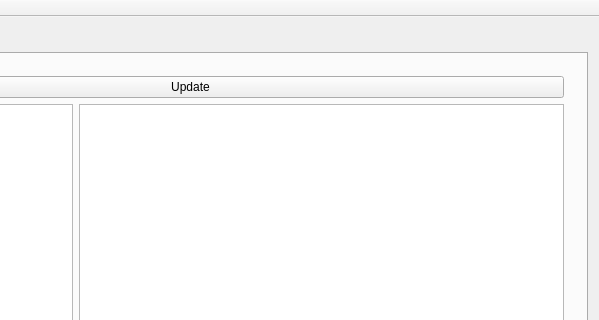
Qt form mainwindow.ui (Evgeniykull/MyGame) before a commit; both pictures show x 218 to 817 and y 0 to 320 of the 817 by 580 pixel window.
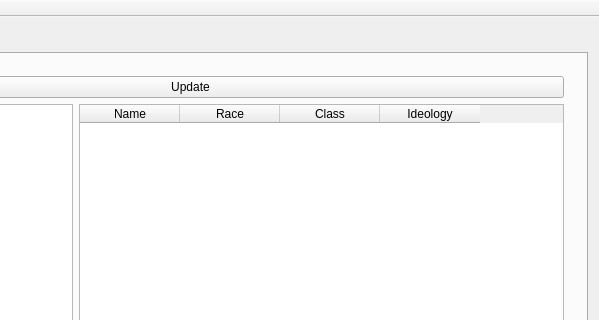
The same form after that commit.

Commit message: Add output to widget

```diff
--- a/mainwindow.ui
+++ b/mainwindow.ui
@@ -32,12 +32,9 @@
           </property>
           <widget class="QWidget" name="page">
            <layout class="QFormLayout" name="formLayout">
-            <item row="1" column="0">
+            <item row="2" column="0">
              <widget class="QListView" name="listView"/>
             </item>
-            <item row="1" column="1">
-             <widget class="QListView" name="listView_2"/>
-            </item>
             <item row="0" column="0" colspan="2">
              <widget class="QPushButton" name="pushButton">
               <property name="text">
@@ -45,15 +42,36 @@
               </property>
              </widget>
             </item>
+            <item row="2" column="1">
+             <widget class="QTableWidget" name="tableWidget">
+              <column>
+               <property name="text">
+                <string>Name</string>
+               </property>
+              </column>
+              <column>
+               <property name="text">
+                <string>Race</string>
+               </property>
+              </column>
+              <column>
+               <property name="text">
+                <string>Class</string>
+               </property>
+              </column>
+              <column>
+               <property name="text">
+                <string>Ideology</string>
+               </property>
+              </column>
+             </widget>
+            </item>
            </layout>
           </widget>
           <widget class="QWidget" name="page_2"/>
          </widget>
         </item>
        </layout>
-       <zorder>listWidget</zorder>
-       <zorder>listView</zorder>
-       <zorder>stackedWidget</zorder>
       </widget>
       <widget class="QWidget" name="tab_2">
        <attribute name="title">
```
The commit also changes 4 other files.
